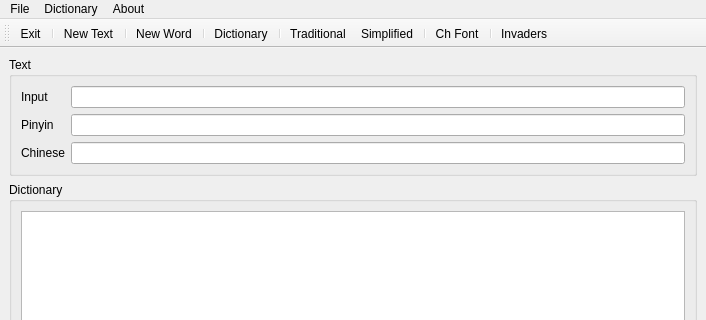
The window that mainwindow.ui (ensisoft/pinyin-translator) describes before a commit, drawn with Qt 5; both pictures show x 0 to 706 and y 0 to 320 of the 706 by 527 pixel window.
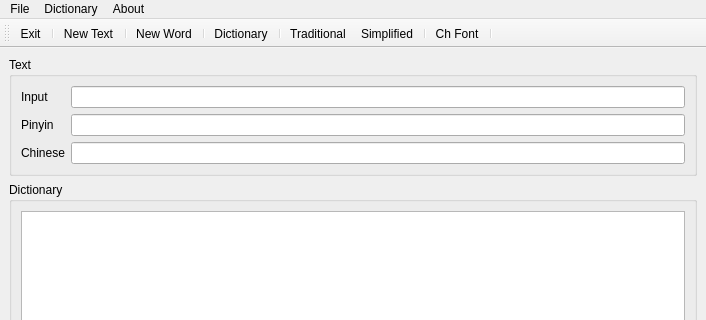
The same window after the commit. Icons and pictures are not drawn.

Commit message: Removing the invaders. It's a separate project now.

```diff
--- a/mainwindow.ui
+++ b/mainwindow.ui
@@ -164,7 +164,6 @@
    <addaction name="separator"/>
    <addaction name="actionFont"/>
    <addaction name="separator"/>
-   <addaction name="actionInvaders"/>
   </widget>
   <widget class="QMenuBar" name="menuBar">
    <property name="geometry">
@@ -318,15 +317,6 @@
     <string>Ctrl+F</string>
    </property>
   </action>
-  <action name="actionInvaders">
-   <property name="icon">
-    <iconset resource="resource.qrc">
-     <normaloff>:/icons/ico_invaders.png</normaloff>:/icons/ico_invaders.png</iconset>
-   </property>
-   <property name="text">
-    <string>Invaders</string>
-   </property>
-  </action>
  </widget>
  <tabstops>
   <tabstop>editInput</tabstop>
```
Left out of the diff: 2 changed lines with no effect on the pictures. The commit also changes 117 other files.
